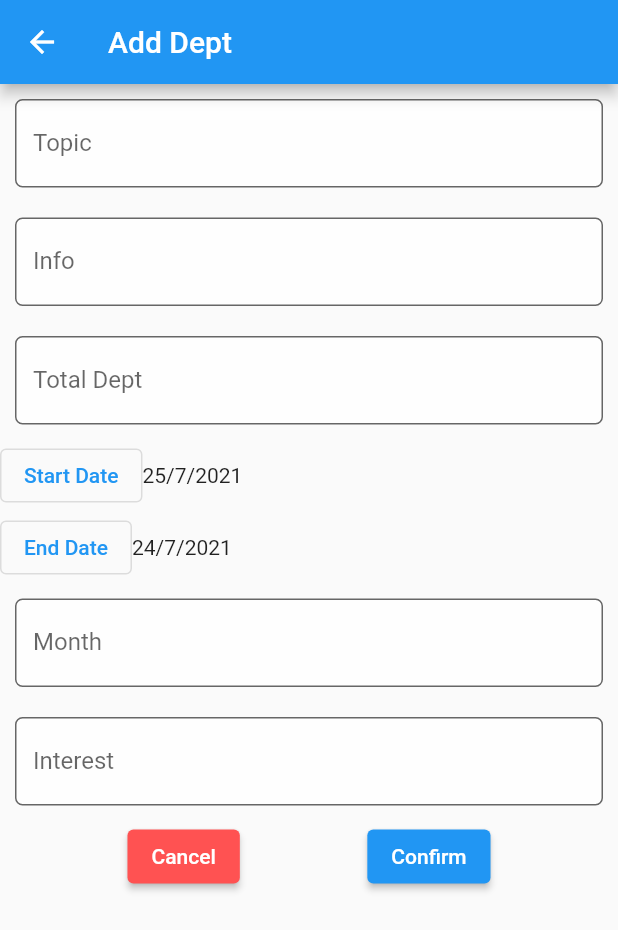
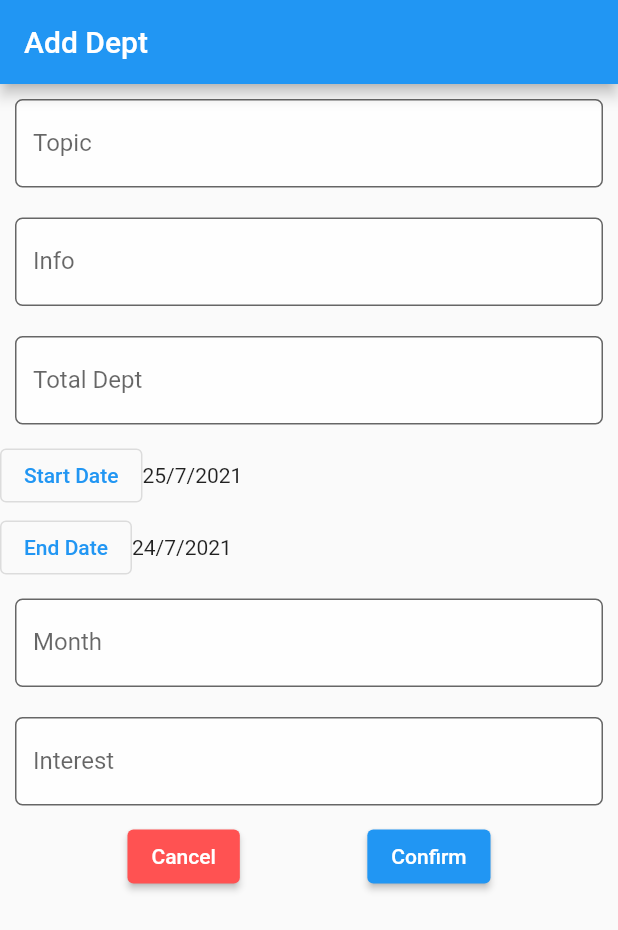
Before and after one commit to Xillyk/Flutter-Dept-Counter-App, a Flutter app: the DeptAddFormPage screen opened by its route, on a phone screen of 412 x 824 dp. Shown: the top 930 px of the screen. Run offline on Flutter 3.47's test engine with Material 2 defaults, Android fonts, the phone set to English and light mode, and no system bars.

Commit message:
fix bug dept page navigation

```diff
--- a/dept_counter/lib/page/sub_dept_page/dept_add_form_page.dart
+++ b/dept_counter/lib/page/sub_dept_page/dept_add_form_page.dart
@@ -10,9 +10,12 @@ class _DeptAddFormPageState extends State<DeptAddFormPage> {
 
   @override
   Widget build(BuildContext context) {
-    return Scaffold(
+    return WillPopScope(
+      onWillPop: () async => false,
+      child: Scaffold(
         appBar: AppBar(
           title: Text('Add Dept'),
+          automaticallyImplyLeading: false,
         ),
         body: Form(
           key: _formKey,
@@ -121,7 +124,7 @@ class _DeptAddFormPageState extends State<DeptAddFormPage> {
                   ElevatedButton(
                     style: ElevatedButton.styleFrom(primary: Colors.redAccent),
                     onPressed: () {
-                    Navigator.pushNamed(context, '/dept-page');
+                      Navigator.pushReplacementNamed(context, '/dept-page');
                     },
                     child: Text(
                       'Cancel',
@@ -139,6 +142,7 @@ class _DeptAddFormPageState extends State<DeptAddFormPage> {
                 ],
               ),
             ],
+          ),
         ),
       ),
     );
--- a/dept_counter/lib/page/sub_dept_page/dept_page.dart
+++ b/dept_counter/lib/page/sub_dept_page/dept_page.dart
@@ -15,8 +15,7 @@ class DeptPage extends StatelessWidget {
         floatingActionButton: FloatingActionButton.extended(
           icon: const Icon(Icons.add),
           onPressed: () {
-            Navigator.pushNamedAndRemoveUntil(
-                context, '/dept-add-form-page', (_) => false);
+            Navigator.pushReplacementNamed(context, '/dept-add-form-page');
           },
           label: const Text('Create'),
         ),
```
Lines whose indentation alone changed are shown as unchanged.
